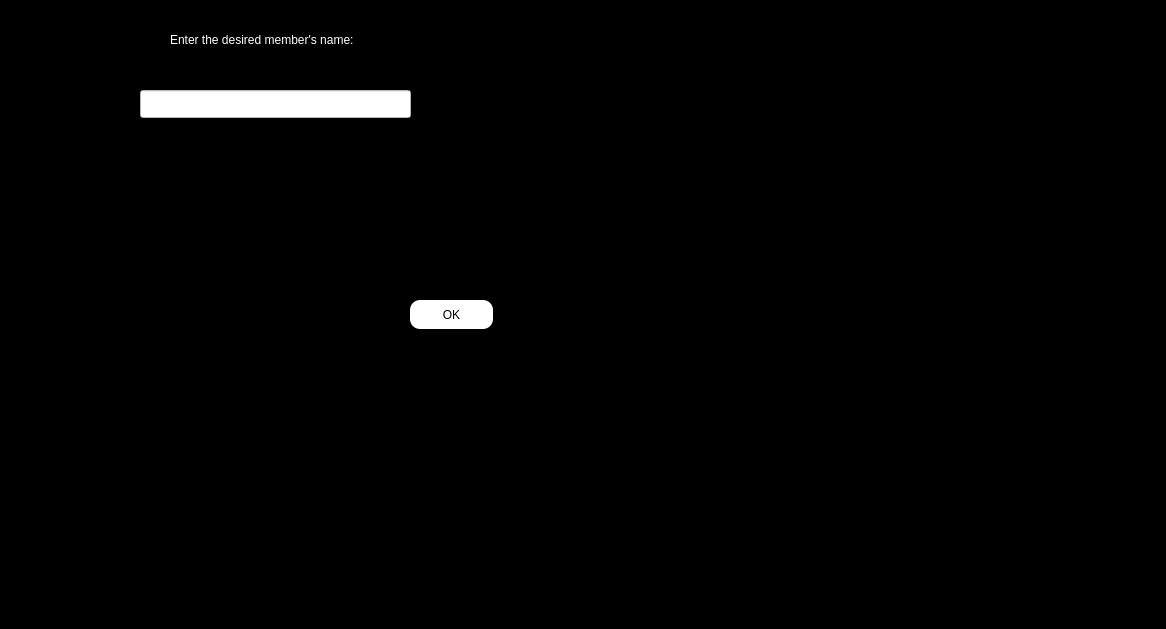
Old version of the form enter/view_member_task_in_project.ui in the repository Shayanrava/APproject.
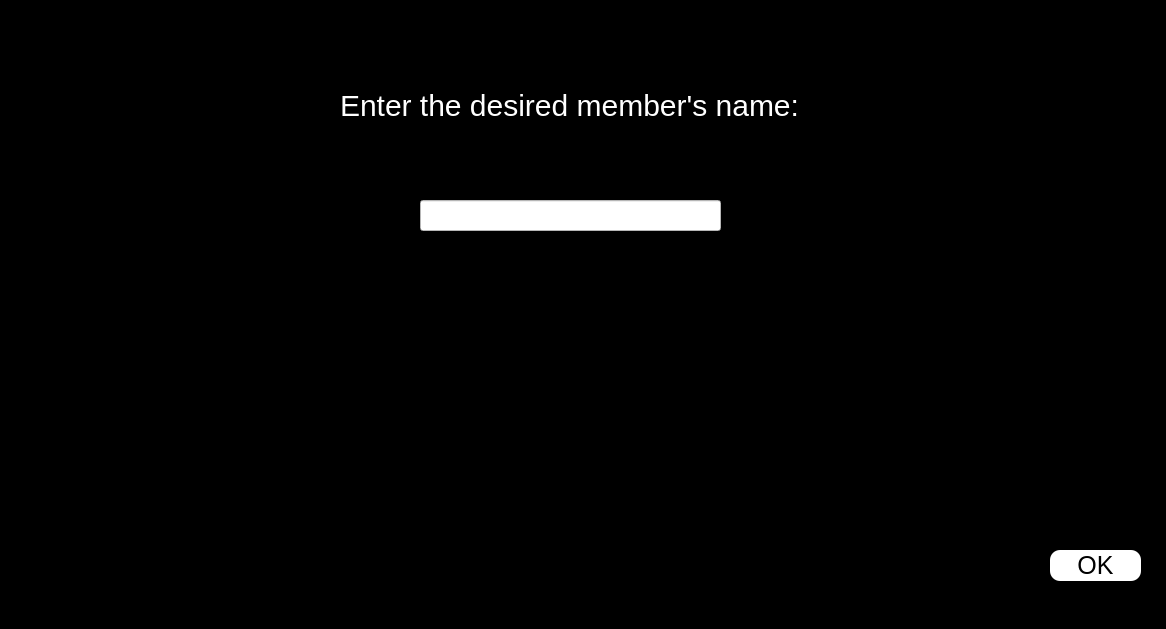
New version of the form.

Commit message: view_member_task_in project and team ui edited

The edit to the form file:
```diff
--- a/enter/view_member_task_in_project.ui
+++ b/enter/view_member_task_in_project.ui
@@ -22,16 +22,17 @@
   <widget class="QLabel" name="label">
    <property name="geometry">
     <rect>
-     <x>170</x>
-     <y>30</y>
-     <width>231</width>
-     <height>20</height>
+     <x>340</x>
+     <y>80</y>
+     <width>461</width>
+     <height>51</height>
     </rect>
    </property>
    <property name="styleSheet">
     <string notr="true">#label
 {
 color:white;
+font-size:30px;
 }</string>
    </property>
    <property name="text">
@@ -41,10 +42,10 @@
   <widget class="QLineEdit" name="view_member_task_led">
    <property name="geometry">
     <rect>
-     <x>140</x>
-     <y>90</y>
-     <width>271</width>
-     <height>28</height>
+     <x>420</x>
+     <y>200</y>
+     <width>301</width>
+     <height>31</height>
     </rect>
    </property>
    <property name="styleSheet">
@@ -57,10 +58,10 @@
   <widget class="QPushButton" name="view_task_member_pbn">
    <property name="geometry">
     <rect>
-     <x>410</x>
-     <y>300</y>
-     <width>83</width>
-     <height>29</height>
+     <x>1050</x>
+     <y>550</y>
+     <width>91</width>
+     <height>31</height>
     </rect>
    </property>
    <property name="styleSheet">
@@ -73,6 +74,7 @@
 {
 background-color:white;
 border-radius:10px;
+font-size:25px;
 }</string>
    </property>
    <property name="text">
```
The commit also changes 1 other file.
